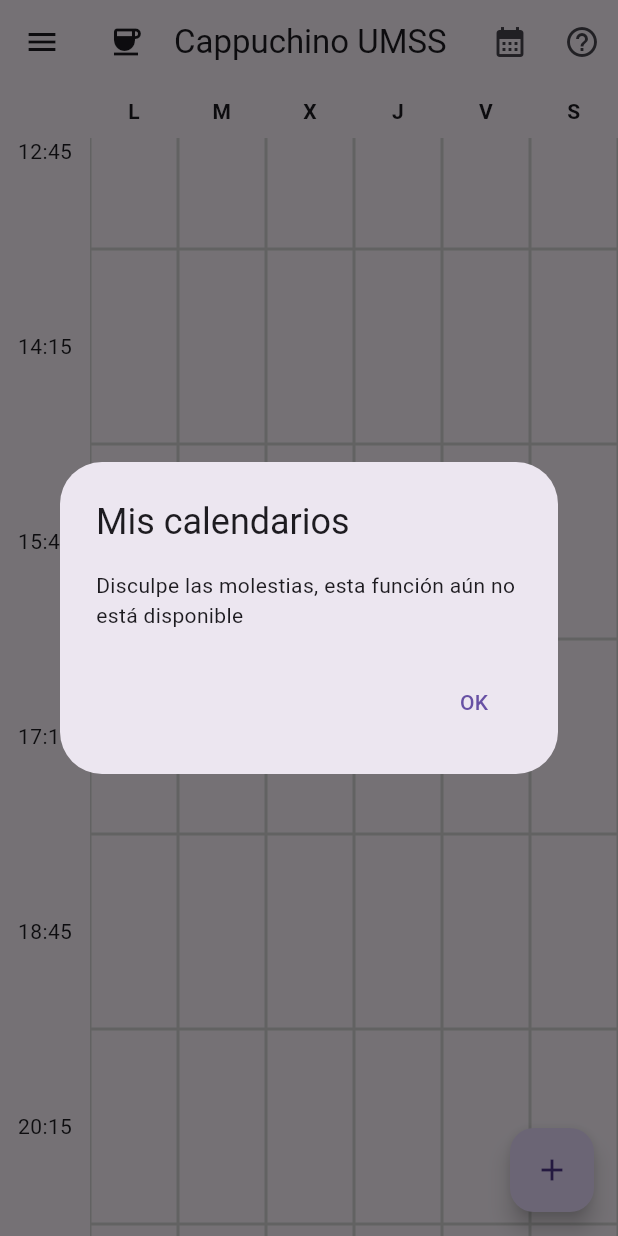
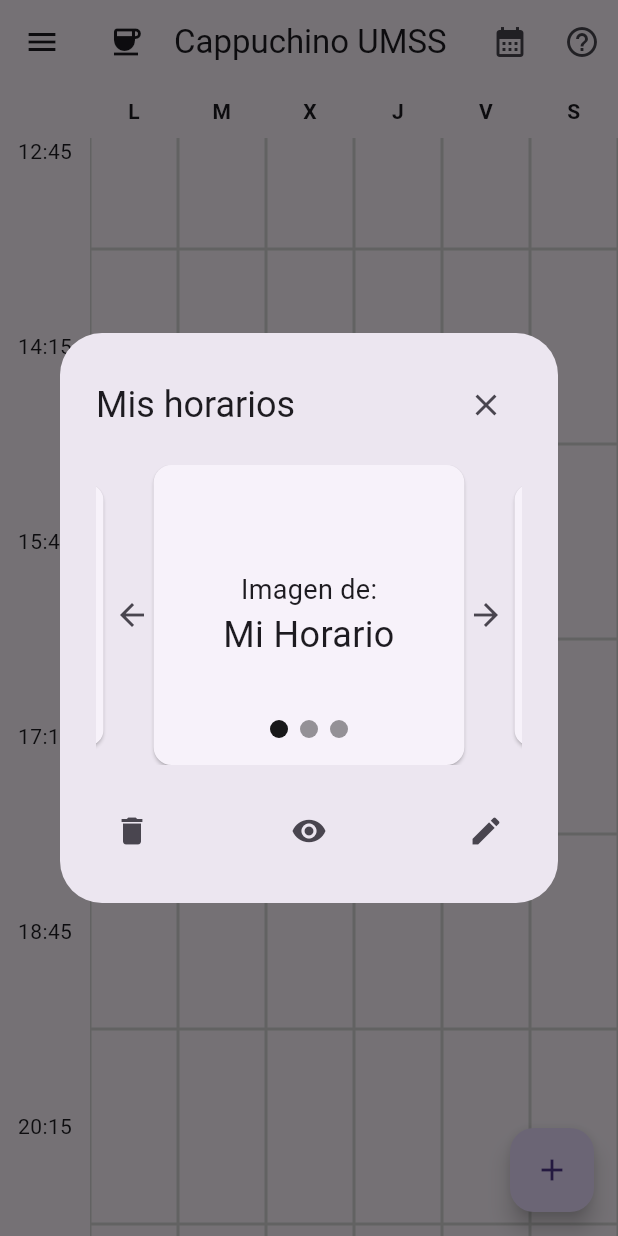
Before and after one commit to Anstayker/FCyT_Calendar, a Flutter app: the screen it shows after launch, scrolled down 576 dp, after a tap on the "calendar month" icon, on a phone screen of 412 x 824 dp. Run offline on Flutter 3.47's test engine with Material 3 defaults, Android fonts, the phone set to English and light mode, and no system bars; drawn by our look-alikes of carousel_slider; our stand-ins replace bloc, dartz, equatable, flutter_bloc, get_it, multi_dropdown and 3 more.

Commit message:
my calendars dialog

```diff
--- a/lib/feature/calendar/presentation/pages/calendar_page.dart
+++ b/lib/feature/calendar/presentation/pages/calendar_page.dart
@@ -104,10 +104,14 @@ class _CalendarPageState extends State<CalendarPage> {
           showAdditionalFabs = false;
         });
       },
-      child: Container(
-        color: Colors.black.withOpacity(0.5),
-        width: double.infinity,
-        height: double.infinity,
+      child: AnimatedOpacity(
+        opacity: showAdditionalFabs ? 1.0 : 0.0,
+        duration: const Duration(milliseconds: 500),
+        child: Container(
+          color: Colors.black.withOpacity(0.5),
+          width: double.infinity,
+          height: double.infinity,
+        ),
       ),
     );
   }
--- a/lib/feature/calendar/presentation/widgets/calendar_selection_dialog.dart
+++ b/lib/feature/calendar/presentation/widgets/calendar_selection_dialog.dart
@@ -10,6 +10,8 @@ class CalendarSelectionDialog extends StatefulWidget {
       _CalendarSelectionDialogState();
 }
 
+CarouselSliderController _carouselController = CarouselSliderController();
+
 class _CalendarSelectionDialogState extends State<CalendarSelectionDialog> {
   final List<String> calendars = [
     'Horario 1',
@@ -19,7 +21,6 @@ class _CalendarSelectionDialogState extends State<CalendarSelectionDialog> {
   ];
 
   int selectedIndex = 0;
-  CarouselSliderController _carouselController = CarouselSliderController();
 
   @override
   Widget build(BuildContext context) {
--- a/lib/feature/calendar/presentation/widgets/dialog_my_calendars.dart
+++ b/lib/feature/calendar/presentation/widgets/dialog_my_calendars.dart
@@ -1,22 +1,162 @@
 import 'package:flutter/material.dart';
+import 'package:carousel_slider/carousel_slider.dart';
 
-class DialogMyCalendars extends StatelessWidget {
+class DialogMyCalendars extends StatefulWidget {
   const DialogMyCalendars({super.key});
+
+  @override
+  State<DialogMyCalendars> createState() => _DialogMyCalendarsState();
+}
+
+class _DialogMyCalendarsState extends State<DialogMyCalendars> {
+  final List<String> savedCalendars = [
+    'Mi Horario',
+    'Mi Horario',
+    'Mi Horario',
+    // Agrega más horarios guardados según sea necesario
+  ];
+
+  int selectedIndex = 0;
+  final CarouselSliderController _carouselController =
+      CarouselSliderController();
 
   @override
   Widget build(BuildContext context) {
     return AlertDialog(
-      title: const Text('Mis calendarios'),
-      content: const Text(
-          'Disculpe las molestias, esta función aún no está disponible'),
-      actions: [
-        TextButton(
-          onPressed: () {
-            Navigator.of(context).pop();
-          },
-          child: const Text('OK'),
+      title: Row(
+        mainAxisAlignment: MainAxisAlignment.spaceBetween,
+        children: [
+          const Text('Mis horarios'),
+          IconButton(
+            icon: const Icon(Icons.close),
+            onPressed: () {
+              Navigator.of(context).pop();
+            },
+          ),
+        ],
+      ),
+      content: SingleChildScrollView(
+        child: Column(
+          mainAxisSize: MainAxisSize.min,
+          children: [
+            Stack(
+              children: [
+                SizedBox(
+                  height: 200, // Altura del carrusel
+                  child: CarouselSlider.builder(
+                    carouselController: _carouselController,
+                    itemCount: savedCalendars.length,
+                    itemBuilder: (context, index, realIndex) {
+                      return Card(
+                        margin: const EdgeInsets.symmetric(horizontal: 10),
+                        child: Center(
+                          child: Column(
+                            mainAxisAlignment: MainAxisAlignment.center,
+                            children: [
+                              const Text(
+                                'Imagen de:',
+                                style: TextStyle(fontSize: 18),
+                              ),
+                              Text(
+                                savedCalendars[index],
+                                textAlign: TextAlign.center,
+                                style: const TextStyle(fontSize: 24),
+                              ),
+                            ],
+                          ),
+                        ),
+                      );
+                    },
+                    options: CarouselOptions(
+                      enlargeCenterPage: true,
+                      onPageChanged: (index, reason) {
+                        setState(() {
+                          selectedIndex = index;
+                        });
+                      },
+                    ),
+                  ),
+                ),
+                Positioned(
+                  left: 0,
+                  top: 0,
+                  bottom: 0,
+                  child: IconButton(
+                    icon: const Icon(Icons.arrow_back),
+                    onPressed: () {
+                      _carouselController.previousPage();
+                    },
+                  ),
+                ),
+                Positioned(
+                  right: 0,
+                  top: 0,
+                  bottom: 0,
+                  child: IconButton(
+                    icon: const Icon(Icons.arrow_forward),
+                    onPressed: () {
+                      _carouselController.nextPage();
+                    },
+                  ),
+                ),
+                Positioned(
+                  bottom: 10,
+                  left: 0,
+                  right: 0,
+                  child: Row(
+                    mainAxisAlignment: MainAxisAlignment.center,
+                    children: savedCalendars.asMap().entries.map((entry) {
+                      return GestureDetector(
+                        onTap: () =>
+                            _carouselController.animateToPage(entry.key),
+                        child: Container(
+                          width: 12.0,
+                          height: 12.0,
+                          margin: const EdgeInsets.symmetric(
+                              vertical: 8.0, horizontal: 4.0),
+                          decoration: BoxDecoration(
+                            shape: BoxShape.circle,
+                            color:
+                                (Theme.of(context).brightness == Brightness.dark
+                                        ? Colors.white
+                                        : Colors.black)
+                                    .withOpacity(
+                                        selectedIndex == entry.key ? 0.9 : 0.4),
+                          ),
+                        ),
+                      );
+                    }).toList(),
+                  ),
+                ),
+              ],
+            ),
+            const SizedBox(height: 20),
+            Row(
+              mainAxisAlignment: MainAxisAlignment.spaceBetween,
+              children: [
+                IconButton(
+                  icon: const Icon(Icons.delete),
+                  onPressed: () {
+                    // Lógica para eliminar el horario
+                  },
+                ),
+                IconButton(
+                  icon: const Icon(Icons.remove_red_eye),
+                  onPressed: () {
+                    // Lógica para visualizar el horario
+                  },
+                ),
+                IconButton(
+                  icon: const Icon(Icons.edit),
+                  onPressed: () {
+                    // Lógica para editar el horario
+                  },
+                ),
+              ],
+            ),
+          ],
         ),
-      ],
+      ),
     );
   }
 }
```
